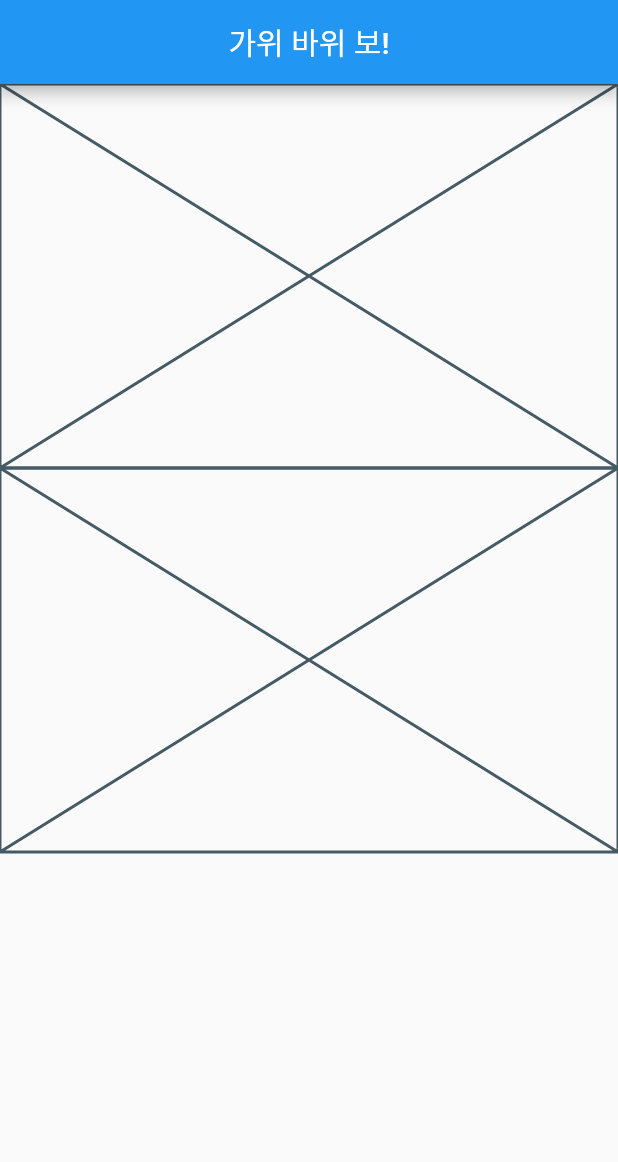
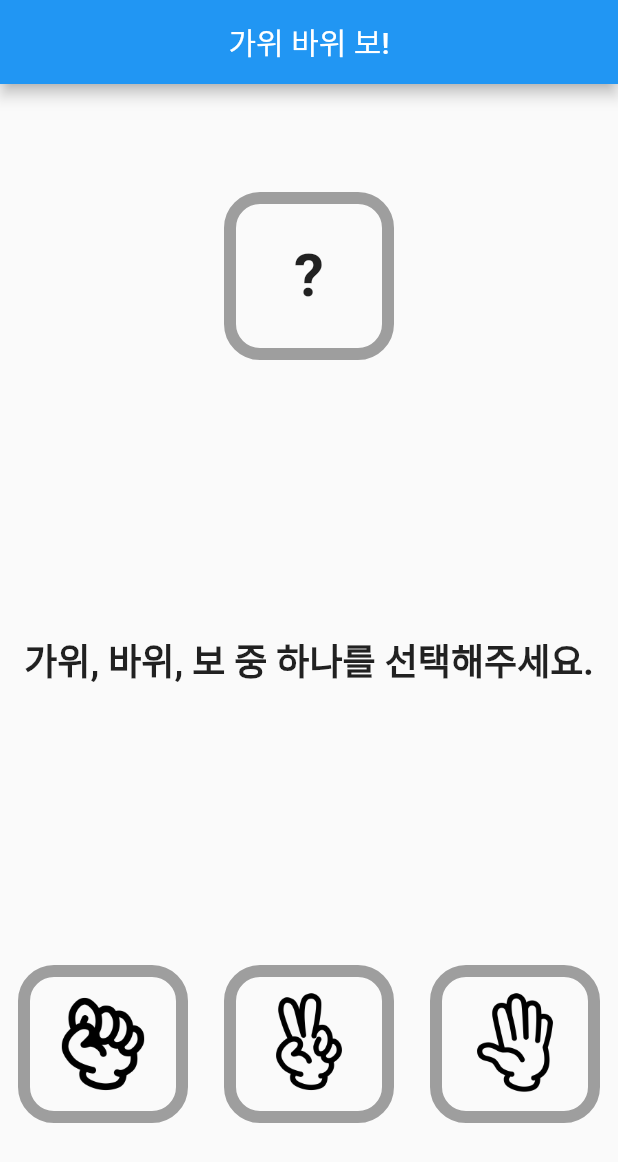
Before and after one commit to eugnwo/Flutter, a Flutter app: the screen it shows after launch, on a phone screen of 412 x 824 dp. Shown: the top 1162 px of the screen. Run offline on Flutter 3.47's test engine with Material 2 defaults, Android fonts, the phone set to English and light mode, and no system bars.

Commit message:
프로그램 개발 완료

```diff
--- a/rsp_game/lib/game/cpu_input.dart
+++ /dev/null
@@ -1,12 +0,0 @@
-import 'package:flutter/material.dart';
-
-class CpuInput extends StatelessWidget {
-  final bool isDone;
-
-  const CpuInput({Key? key, required this.isDone}) : super(key: key);
-
-  @override
-  Widget build(BuildContext context) {
-    return const Placeholder();
-  }
-}
--- a/rsp_game/lib/game/enum.dart
+++ b/rsp_game/lib/game/enum.dart
@@ -5,5 +5,15 @@ enum InputType {
   scissors,
   paper;
 
-  String get path => '$assetsPath/${this.name}.png';
+  String get path => '$assetsPath/$name.png';
 }
+
+enum Result {
+  playerWin('Player 승리'),
+  draw('무승부'),
+  cpuWin('Player 패배');
+
+  const Result(this.displayString);
+
+  final String displayString;
+}
--- a/rsp_game/lib/game/game_body.dart
+++ b/rsp_game/lib/game/game_body.dart
@@ -1,7 +1,10 @@
+import 'dart:math';
+
 import 'package:flutter/material.dart';
-import 'package:rsp_game/game/cpu_input.dart';
-import 'package:rsp_game/game/game_result.dart';
-import 'package:rsp_game/game/user_input.dart';
+import 'package:rsp_game/game/enum.dart';
+import 'package:rsp_game/game/widget/cpu_input.dart';
+import 'package:rsp_game/game/widget/game_result.dart';
+import 'package:rsp_game/game/widget/user_input.dart';
 
 class GameBody extends StatefulWidget {
   const GameBody({Key? key}) : super(key: key);
@@ -12,21 +15,77 @@ class GameBody extends StatefulWidget {
 
 class _GameBodyState extends State<GameBody> {
   late bool isDone;
+  InputType? _userInput;
+  late InputType _cpuInput;
 
   @override
   void initState() {
     super.initState();
     isDone = false;
+    setCpuInput();
   }
 
   @override
   Widget build(BuildContext context) {
     return Column(
       children: [
-        Expanded(child: CpuInput(isDone: isDone)),
-        Expanded(child: GameResult(isDone: isDone)),
-        Expanded(child: UserInput(isDone: isDone)),
+        Expanded(child: CpuInput(isDone: isDone, cpuInput: _cpuInput)),
+        Expanded(child: GameResult(isDone: isDone, result: getResult(), callback: reset,)),
+        Expanded(child: UserInput(isDone: isDone, callback: setUserInput, userInput: _userInput,)),
       ],
     );
   }
+
+  void setUserInput(InputType userInput) {
+    setState(() {
+      isDone = true;
+      _userInput = userInput;
+    });
+  }
+
+  void setCpuInput() {
+    final random = Random();
+    _cpuInput = InputType.values[random.nextInt(3)];
+  }
+
+  void reset() {
+    setState(() {
+      isDone = false;
+      setCpuInput();
+    });
+  }
+
+  Result? getResult() {
+    if (_userInput == null) return null;
+
+    switch (_userInput!) {
+      case InputType.rock:
+        switch(_cpuInput) {
+          case InputType.rock:
+            return Result.draw;
+          case InputType.scissors:
+            return Result.playerWin;
+          case InputType.paper:
+            return Result.cpuWin;
+        }
+      case InputType.scissors:
+        switch(_cpuInput) {
+          case InputType.rock:
+            return Result.cpuWin;
+          case InputType.scissors:
+            return Result.draw;
+          case InputType.paper:
+            return Result.playerWin;
+        }
+      case InputType.paper:
+        switch(_cpuInput) {
+          case InputType.rock:
+            return Result.playerWin;
+          case InputType.scissors:
+            return Result.cpuWin;
+          case InputType.paper:
+            return Result.draw;
+        }
+    }
+  }
 }
--- a/rsp_game/lib/game/game_result.dart
+++ /dev/null
@@ -1,11 +0,0 @@
-import 'package:flutter/material.dart';
-
-class GameResult extends StatelessWidget {
-  final bool isDone;
-  const GameResult({Key? key, required this.isDone}) : super(key: key);
-
-  @override
-  Widget build(BuildContext context) {
-    return const Placeholder();
-  }
-}
--- a/rsp_game/lib/game/user_input.dart
+++ /dev/null
@@ -1,12 +0,0 @@
-import 'package:flutter/material.dart';
-
-class UserInput extends StatelessWidget {
-  final bool isDone;
-
-  const UserInput({Key? key, required this.isDone}) : super(key: key);
-
-  @override
-  Widget build(BuildContext context) {
-    return Container();
-  }
-}
--- /dev/null
+++ b/rsp_game/lib/game/widget/cpu_input.dart
@@ -0,0 +1,40 @@
+import 'package:flutter/material.dart';
+import 'package:rsp_game/game/enum.dart';
+import 'package:rsp_game/game/widget/input_card.dart';
+
+class CpuInput extends StatelessWidget {
+  final bool isDone;
+  final InputType cpuInput;
+
+  const CpuInput({Key? key, required this.isDone, required this.cpuInput})
+      : super(key: key);
+
+  @override
+  Widget build(BuildContext context) {
+    return Row(
+      children: [
+        Expanded(child: SizedBox.shrink()),
+        InputCard(
+          child: getCpuInput(),
+        ),
+        Expanded(child: SizedBox.shrink()),
+      ],
+    );
+  }
+
+  Widget getCpuInput() {
+    if (isDone) {
+      return Image.asset(cpuInput.path);
+    }
+
+    return const SizedBox(
+      height: 80,
+      child: Center(
+        child: Text(
+          '?',
+          style: TextStyle(fontSize: 40, fontWeight: FontWeight.bold),
+        ),
+      ),
+    );
+  }
+}
--- /dev/null
+++ b/rsp_game/lib/game/widget/game_result.dart
@@ -0,0 +1,30 @@
+import 'package:flutter/material.dart';
+import 'package:rsp_game/game/enum.dart';
+
+class GameResult extends StatelessWidget {
+  final bool isDone;
+  final Result? result;
+  final VoidCallback callback;
+
+  const GameResult({Key? key, required this.isDone, this.result, required this.callback}) : super(key: key);
+
+  @override
+  Widget build(BuildContext context) {
+    if (isDone) {
+      return Column(
+        mainAxisAlignment: MainAxisAlignment.center,
+        children: [
+          Text(result!.displayString, style: TextStyle(fontSize: 32, fontWeight: FontWeight.bold),),
+          SizedBox(height: 8),
+          TextButton(onPressed: () => callback.call(), child: Text('다시하기', style: TextStyle(fontSize: 24),),)
+        ],
+      );
+    }
+    return const Center(
+      child: Text(
+        '가위, 바위, 보 중 하나를 선택해주세요.',
+        style: TextStyle(fontWeight: FontWeight.bold, fontSize: 24),
+      ),
+    );
+  }
+}
--- /dev/null
+++ b/rsp_game/lib/game/widget/input_card.dart
@@ -0,0 +1,34 @@
+import 'package:flutter/material.dart';
+
+class InputCard extends StatelessWidget {
+  final VoidCallback? callback;
+  final Widget child;
+
+  const InputCard({Key? key, required this.child, this.callback}) : super(key: key);
+
+  @override
+  Widget build(BuildContext context) {
+    return Expanded(
+      child: InkWell(onTap: () => callback?.call(), child: InputContents(child: child)),
+    );
+  }
+}
+
+class InputContents extends StatelessWidget {
+  final Widget child;
+
+  const InputContents({Key? key, required this.child}) : super(key: key);
+
+  @override
+  Widget build(BuildContext context) {
+    return Container(
+      margin: const EdgeInsets.symmetric(horizontal: 12, vertical: 8),
+      padding: const EdgeInsets.symmetric(horizontal: 12, vertical: 8),
+      decoration: BoxDecoration(
+        borderRadius: BorderRadius.circular(24),
+        border: Border.all(color: Colors.grey, width: 8),
+      ),
+      child: child,
+    );
+  }
+}
--- /dev/null
+++ b/rsp_game/lib/game/widget/user_input.dart
@@ -0,0 +1,32 @@
+import 'package:flutter/material.dart';
+import 'package:rsp_game/game/enum.dart';
+import 'package:rsp_game/game/widget/input_card.dart';
+
+class UserInput extends StatelessWidget {
+  final bool isDone;
+  final Function(InputType) callback;
+  final InputType? userInput;
+
+  const UserInput({Key? key, required this.isDone, required this.callback, this.userInput}) : super(key: key);
+
+  @override
+  Widget build(BuildContext context) {
+    if (isDone) {
+      return Row(
+        children: [
+          const Expanded(child: SizedBox.shrink()),
+          Expanded(child: InputCard(child: Image.asset(userInput!.path))),
+          const Expanded(child: SizedBox.shrink()),
+        ],
+      );
+    }
+
+    return Row(
+      children: _getInputs(callback),
+    );
+  }
+
+  List<Widget> _getInputs(Function(InputType) callback) {
+    return InputType.values.map((type) => InputCard(child: Image.asset(type.path), callback: () => callback.call(type),),).toList();
+  }
+}
```
